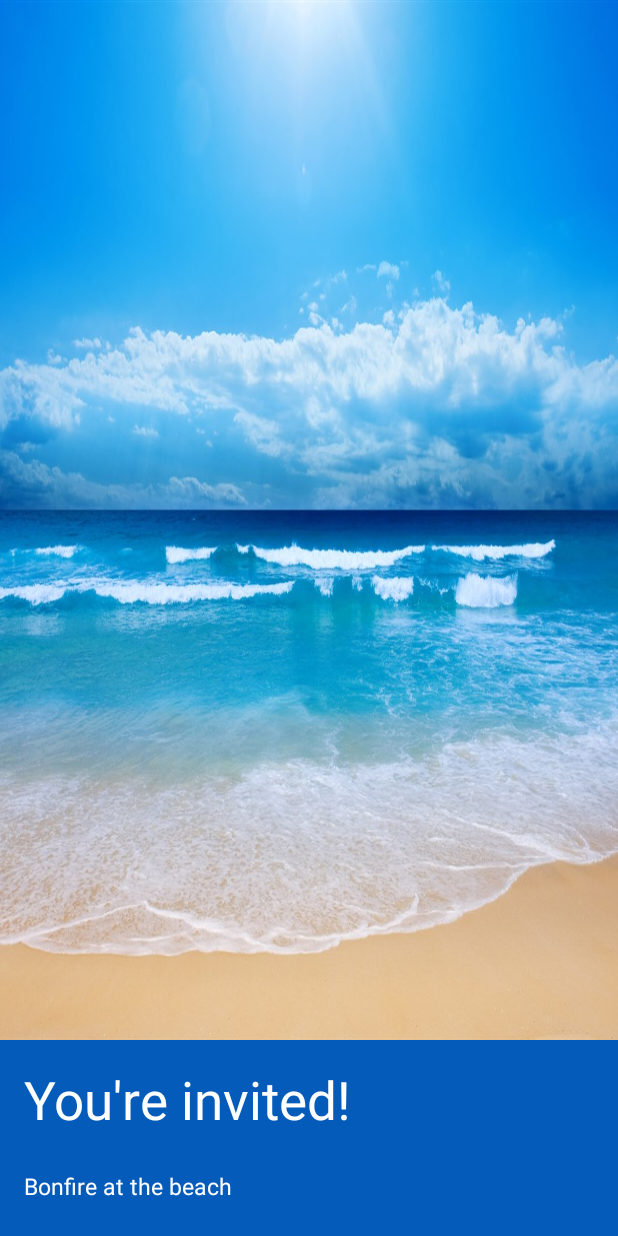
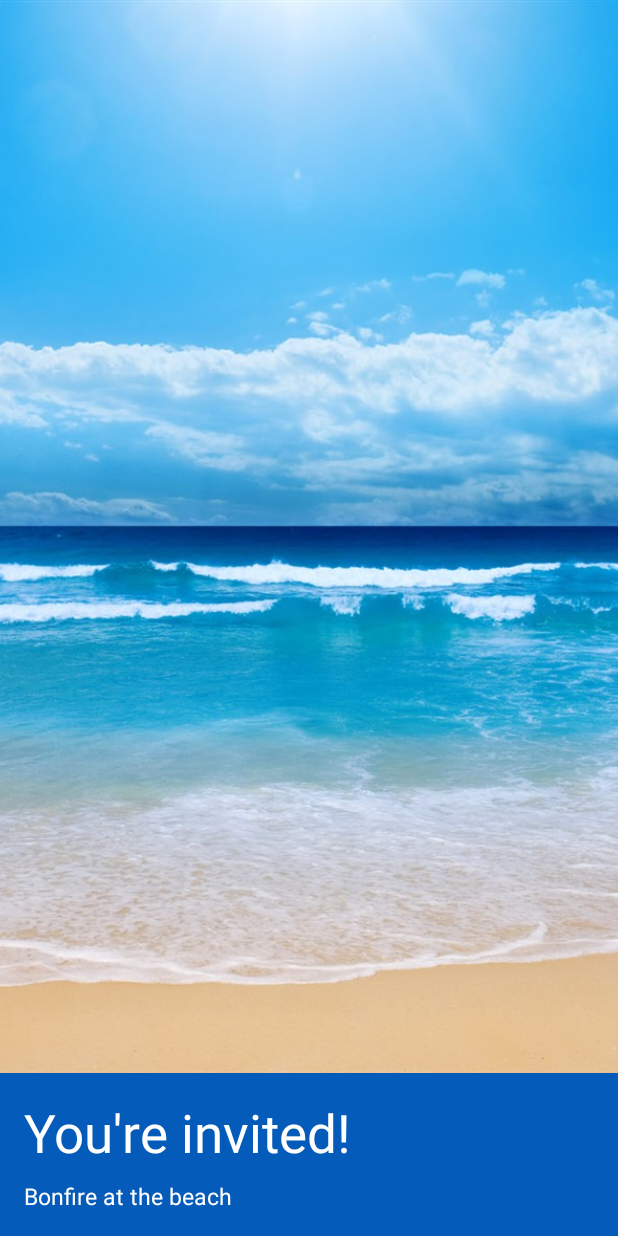
Before and after one commit to EunKeyong/MyFirstAndroidApp, an Android app: the layout layout_exam_1.xml on its own in the app's theme, with its tools: preview values and no code run, on a phone screen of 412 x 824 dp. Run offline under Robolectric (Android 15) with nearby library versions, the phone set to English and light mode, and no system bars.

Commit message:
layout_exam_1 수정

```diff
--- a/app/src/main/res/layout/layout_exam_1.xml
+++ b/app/src/main/res/layout/layout_exam_1.xml
@@ -9,14 +9,13 @@
         android:layout_width="match_parent"
         android:layout_height="0dp"
         android:layout_weight="4"
-        android:scaleType="fitXY"
+        android:scaleType="centerCrop"
         android:src="@drawable/beach" />
 
     <TextView
         android:id="@+id/textView1"
         android:layout_width="match_parent"
-        android:layout_height="0dp"
-        android:layout_weight="0.5"
+        android:layout_height="wrap_content"
         android:background="#045bb9"
         android:paddingBottom="8dp"
         android:paddingLeft="16dp"
@@ -28,8 +27,7 @@
     <TextView
         android:id="@+id/textView2"
         android:layout_width="match_parent"
-        android:layout_height="0dp"
-        android:layout_weight="0.25"
+        android:layout_height="wrap_content"
         android:background="#045bb9"
         android:paddingBottom="16dp"
         android:paddingLeft="16dp"
```
